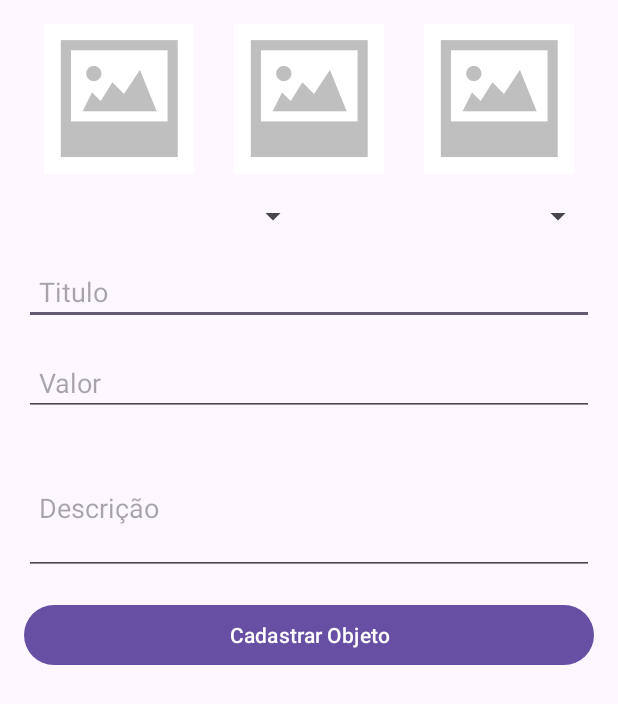
After one commit to theycelz/Trabalho-ProgMobile3, an Android app: the CadastrarObjetoActivity screen opened directly, with no data from a screen before it, on a phone screen of 412 x 824 dp. The commit adds this screen. Shown: the top 704 px of the screen. Run offline under Robolectric (Android 15) with nearby library versions, the phone set to English and light mode, and no system bars.

Commit message:
feat: adiciona telas para cadastro de objeto e visualização de objetos cadastrados

```diff
--- a/App/app/build.gradle
+++ b/App/app/build.gradle
@@ -27,6 +27,9 @@ android {
         sourceCompatibility JavaVersion.VERSION_1_8
         targetCompatibility JavaVersion.VERSION_1_8
     }
+    buildFeatures {
+        viewBinding true
+    }
 }
 
 dependencies {
@@ -39,6 +42,8 @@ dependencies {
     implementation 'com.google.firebase:firebase-storage:20.3.0'
     implementation 'com.google.firebase:firebase-auth:22.3.0'
     implementation 'com.google.firebase:firebase-analytics:21.5.0'
+    implementation 'androidx.navigation:navigation-fragment:2.7.4'
+    implementation 'androidx.navigation:navigation-ui:2.7.4'
     testImplementation 'junit:junit:4.13.2'
     androidTestImplementation 'androidx.test.ext:junit:1.1.5'
     androidTestImplementation 'androidx.test.espresso:espresso-core:3.5.1'
--- /dev/null
+++ b/App/app/src/main/java/com/example/aplicacaofinal/activity/CadastrarObjetoActivity.java
@@ -0,0 +1,16 @@
+package com.example.aplicacaofinal.activity;
+
+import androidx.appcompat.app.AppCompatActivity;
+
+import android.os.Bundle;
+
+import com.example.aplicacaofinal.R;
+
+public class CadastrarObjetoActivity extends AppCompatActivity {
+
+    @Override
+    protected void onCreate(Bundle savedInstanceState) {
+        super.onCreate(savedInstanceState);
+        setContentView(R.layout.activity_cadastrar_objeto);
+    }
+}
--- /dev/null
+++ b/App/app/src/main/res/layout/activity_cadastrar_objeto.xml
@@ -0,0 +1,93 @@
+<?xml version="1.0" encoding="utf-8"?>
+<LinearLayout xmlns:android="http://schemas.android.com/apk/res/android"
+    xmlns:app="http://schemas.android.com/apk/res-auto"
+    xmlns:tools="http://schemas.android.com/tools"
+    android:layout_width="match_parent"
+    android:layout_height="match_parent"
+    android:orientation="vertical"
+    android:padding="16dp"
+    tools:context=".activity.CadastrarObjetoActivity">
+
+    <LinearLayout
+        android:layout_width="match_parent"
+        android:layout_height="100dp"
+        android:layout_marginBottom="16dp"
+        android:orientation="horizontal">
+
+        <ImageView
+            android:id="@+id/imageView"
+            android:layout_width="wrap_content"
+            android:layout_height="wrap_content"
+            android:layout_weight="1"
+            app:srcCompat="@drawable/padrao" />
+
+        <ImageView
+            android:id="@+id/imageView2"
+            android:layout_width="wrap_content"
+            android:layout_height="wrap_content"
+            android:layout_weight="1"
+            app:srcCompat="@drawable/padrao" />
+
+        <ImageView
+            android:id="@+id/imageView4"
+            android:layout_width="wrap_content"
+            android:layout_height="wrap_content"
+            android:layout_weight="1"
+            app:srcCompat="@drawable/padrao" />
+    </LinearLayout>
+
+    <LinearLayout
+        android:layout_width="match_parent"
+        android:layout_height="wrap_content"
+        android:layout_marginBottom="16dp"
+        android:orientation="horizontal">
+
+        <Spinner
+            android:id="@+id/spinner"
+            android:layout_width="match_parent"
+            android:layout_height="wrap_content"
+            android:layout_weight="1" />
+
+        <Spinner
+            android:id="@+id/spinner2"
+            android:layout_width="match_parent"
+            android:layout_height="wrap_content"
+            android:layout_weight="1" />
+    </LinearLayout>
+
+    <EditText
+        android:id="@+id/editTextText"
+        android:layout_width="match_parent"
+        android:layout_height="wrap_content"
+        android:layout_marginBottom="16dp"
+        android:ems="10"
+        android:hint="Titulo"
+        android:inputType="text"
+        android:padding="10dp" />
+
+    <EditText
+        android:id="@+id/editTextText2"
+        android:layout_width="match_parent"
+        android:layout_height="wrap_content"
+        android:layout_marginBottom="16dp"
+        android:ems="10"
+        android:hint="Valor"
+        android:inputType="text"
+        android:padding="10dp" />
+
+    <EditText
+        android:id="@+id/editTextText3"
+        android:layout_width="match_parent"
+        android:layout_height="90dp"
+        android:layout_marginBottom="16dp"
+        android:ems="10"
+        android:hint="Descrição"
+        android:inputType="text"
+        android:padding="10dp" />
+
+    <Button
+        android:id="@+id/button"
+        android:layout_width="match_parent"
+        android:layout_height="wrap_content"
+        android:text="Cadastrar Objeto" />
+</LinearLayout>
--- /dev/null
+++ b/App/app/src/main/res/values-land/dimens.xml
@@ -0,0 +1,3 @@
+<resources>
+    <dimen name="fab_margin">48dp</dimen>
+</resources>
--- /dev/null
+++ b/App/app/src/main/res/values-v23/themes.xml
@@ -0,0 +1,9 @@
+<resources xmlns:tools="http://schemas.android.com/tools">
+
+    <style name="Theme.AplicacaoFinal" parent="Base.Theme.AplicacaoFinal">
+        <!-- Transparent system bars for edge-to-edge. -->
+        <item name="android:navigationBarColor">@android:color/transparent</item>
+        <item name="android:statusBarColor">@android:color/transparent</item>
+        <item name="android:windowLightStatusBar">?attr/isLightTheme</item>
+    </style>
+</resources>
--- /dev/null
+++ b/App/app/src/main/res/values-w1240dp/dimens.xml
@@ -0,0 +1,3 @@
+<resources>
+    <dimen name="fab_margin">200dp</dimen>
+</resources>
--- /dev/null
+++ b/App/app/src/main/res/values-w600dp/dimens.xml
@@ -0,0 +1,3 @@
+<resources>
+    <dimen name="fab_margin">48dp</dimen>
+</resources>
--- /dev/null
+++ b/App/app/src/main/res/values/dimens.xml
@@ -0,0 +1,3 @@
+<resources>
+    <dimen name="fab_margin">16dp</dimen>
+</resources>
```
Also changed, not shown: App/app/src/main/AndroidManifest.xml (+8 -0 lines), App/app/src/main/java/com/example/aplicacaofinal/activity/MeusObjetosActivity.java (added, +34 -0 lines), App/app/src/main/res/layout/activity_meus_objetos.xml (added, +33 -0 lines), App/app/src/main/res/layout/content_meus_objetos.xml (added, +29 -0 lines), App/app/src/main/res/navigation/nav_graph.xml (added, +28 -0 lines), App/app/src/main/res/values/strings.xml (+43 -0 lines), App/app/src/main/res/drawable/padrao.png (added).
